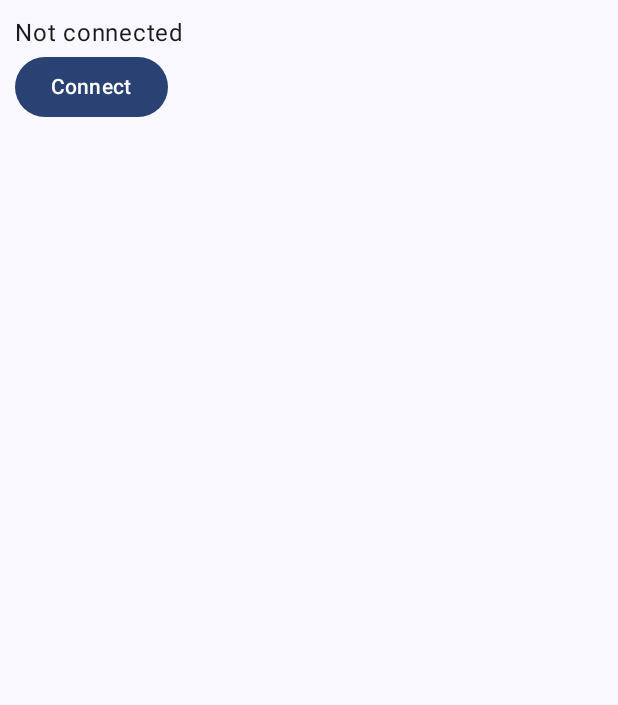
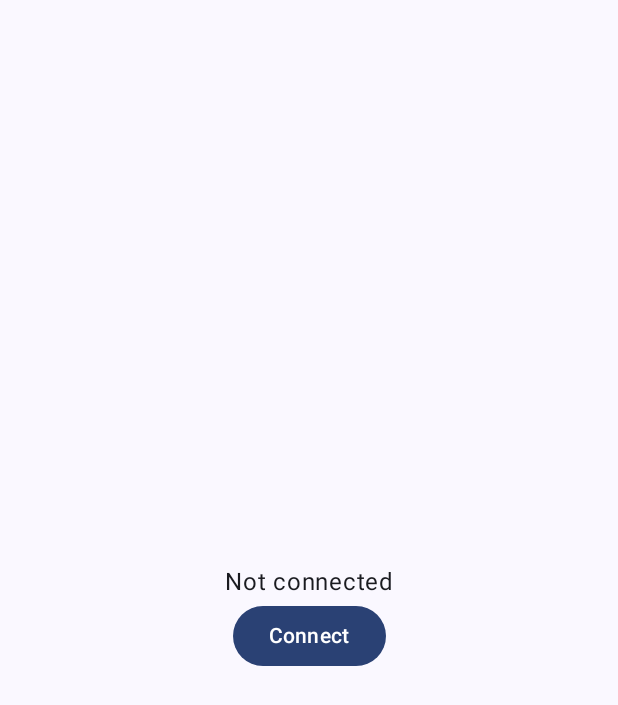
Before and after one commit to Shash976/pestisafe, an Android app built with Jetpack Compose: the screen it shows after launch (MainActivity), on a phone screen of 412 x 824 dp. Shown: the top 705 px of the screen. Run offline under Robolectric (Android 15) with nearby library versions, the phone set to English and light mode, and no system bars; our stand-ins replace Room's generated code, livedata-compose.

Commit message:
centered content

```diff
--- a/app/src/main/java/com/example/wifigetdata/MainScreen.kt
+++ b/app/src/main/java/com/example/wifigetdata/MainScreen.kt
@@ -1,5 +1,6 @@
 package com.example.wifigetdata
 
+import androidx.compose.foundation.layout.Arrangement
 import androidx.compose.foundation.layout.Column
 import androidx.compose.foundation.layout.padding
 import androidx.compose.material3.Button
@@ -8,6 +9,7 @@ import androidx.compose.runtime.Composable
 import androidx.compose.runtime.derivedStateOf
 import androidx.compose.runtime.mutableStateOf
 import androidx.compose.runtime.remember
+import androidx.compose.ui.Alignment
 import androidx.compose.ui.Modifier
 import androidx.compose.ui.input.pointer.PointerIcon.Companion.Text
 import androidx.compose.ui.unit.dp
@@ -39,7 +41,7 @@ fun MainScreen(sharedViewModel: MainViewModel, navController: NavController){
             }
         }
     }
-    Column (modifier = Modifier.padding(10.dp)){
+    Column (modifier = Modifier.padding(10.dp), horizontalAlignment = Alignment.CenterHorizontally, verticalArrangement = Arrangement.Center){
         Text(labelText.value)
         Button(onClick = onButtonClick) {
             Text(buttonText.value)
```
